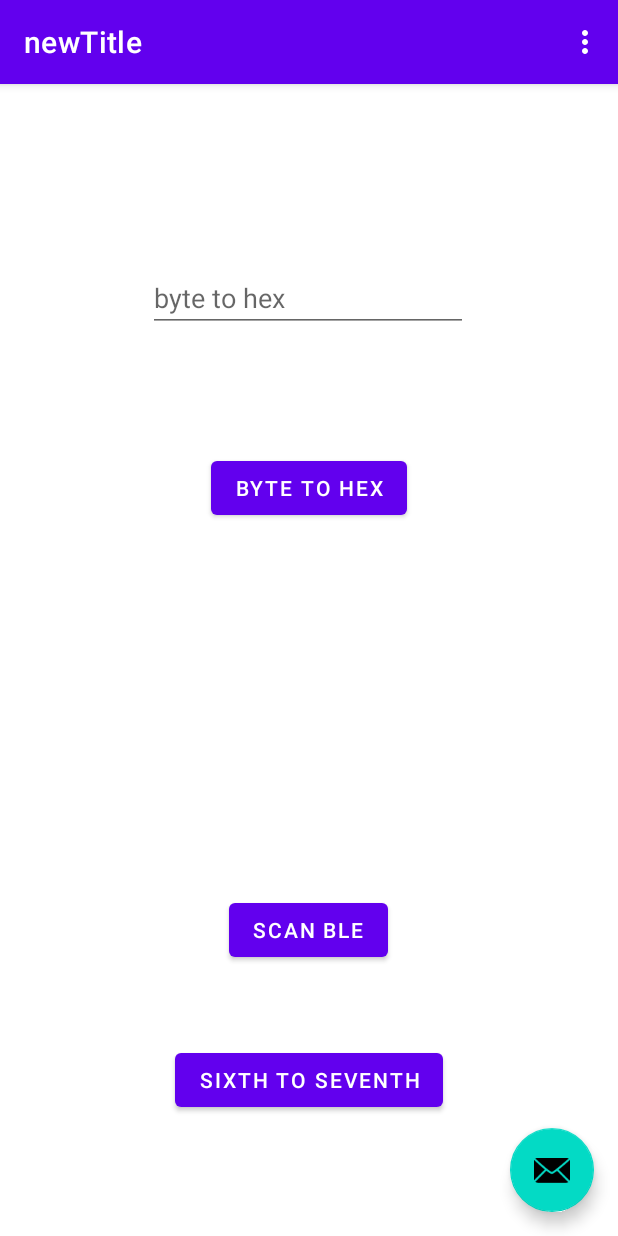
After one commit to HitomiHoshi/testingandroidjava, an Android app: the SixthFragment screen opened through its navigation route, on a phone screen of 412 x 824 dp. The commit adds this screen. Run offline under Robolectric (Android 15) with nearby library versions, the phone set to English and light mode, and no system bars; network calls fail.

Commit message:
ble, qr, http callback

```diff
--- a/app/src/main/java/com/example/testingandroidjava/activity/FifthFragment.java
+++ b/app/src/main/java/com/example/testingandroidjava/activity/FifthFragment.java
@@ -41,7 +41,7 @@ public class FifthFragment extends Fragment {
 //                        Toast.makeText(activity, result.getText(), Toast.LENGTH_SHORT).show();
                         Log.e("SCANNER", "run: " + result.getText() );
                         NavHostFragment.findNavController(FifthFragment.this)
-                                .navigate(R.id.action_fifthFragment_to_FirstFragment);
+                                .navigate(R.id.action_fifthFragment_to_seventhFragment);
                     }
                 });
             }
@@ -64,7 +64,7 @@ public class FifthFragment extends Fragment {
             @Override
             public void onClick(View view) {
                 NavHostFragment.findNavController(FifthFragment.this)
-                        .navigate(R.id.action_fifthFragment_to_FirstFragment);
+                        .navigate(R.id.action_fifthFragment_to_seventhFragment);
             }
         });
     }
--- /dev/null
+++ b/app/src/main/java/com/example/testingandroidjava/activity/SixthFragment.java
@@ -0,0 +1,136 @@
+package com.example.testingandroidjava.activity;
+
+import android.bluetooth.BluetoothAdapter;
+import android.bluetooth.BluetoothManager;
+import android.bluetooth.le.BluetoothLeScanner;
+import android.bluetooth.le.ScanCallback;
+import android.bluetooth.le.ScanResult;
+import android.content.Context;
+import android.content.Intent;
+import android.os.Build;
+import android.os.Bundle;
+import android.os.Handler;
+import android.util.Log;
+import android.view.LayoutInflater;
+import android.view.View;
+import android.view.ViewGroup;
+import android.widget.Button;
+import android.widget.EditText;
+
+import androidx.annotation.NonNull;
+import androidx.annotation.RequiresApi;
+import androidx.fragment.app.Fragment;
+import androidx.navigation.fragment.NavHostFragment;
+
+import com.example.testingandroidjava.FirstFragment;
+import com.example.testingandroidjava.R;
+
+import java.util.Arrays;
+
+@RequiresApi(api = Build.VERSION_CODES.LOLLIPOP)
+public class SixthFragment extends Fragment {
+    int REQUEST_ENABLE_BT = 0;
+
+    private BluetoothLeScanner bluetoothLeScanner =
+            BluetoothAdapter.getDefaultAdapter().getBluetoothLeScanner();
+    private boolean mScanning;
+    private Handler handler = new Handler();
+
+    // Stops scanning after 10 seconds.
+    private static final long SCAN_PERIOD = 10000;
+//    private LeDeviceListAdapter leDeviceListAdapter;
+
+    // Device scan callback.
+    private ScanCallback leScanCallback =
+            new ScanCallback() {
+                @Override
+                public void onScanResult(int callbackType, ScanResult result) {
+                    super.onScanResult(callbackType, result);
+                    Log.e("BLE", "onScanResult: " + result.getDevice().getName() );
+                    Log.e("BLE", "onScanResult: " + result.getDevice().getAddress() );
+                    byte[] mScanRecord = result.getScanRecord().getBytes();
+                    final StringBuilder stringBuilder = new StringBuilder(mScanRecord.length*2);
+                    for (byte byteChar : mScanRecord) { stringBuilder.append(String.format("%02x", byteChar));}
+                    String advData = stringBuilder.toString();
+                    Log.e("BLE", "onScanResult: " + Arrays.toString(result.getScanRecord().getBytes()));
+                    Log.e("BLE", "onScanResult: " +  advData);
+//                    leDeviceListAdapter.addDevice(result.getDevice());
+//                    leDeviceListAdapter.notifyDataSetChanged();
+                }
+                @Override
+                public void onScanFailed(int errorCode) {
+                    super.onScanFailed(errorCode);
+                    Log.i("BLE", "error");
+                }
+            };
+    private void scanLeDevice() {
+        if (!mScanning) {
+            // Stops scanning after a pre-defined scan period.
+            handler.postDelayed(new Runnable() {
+                @Override
+                public void run() {
+                    mScanning = false;
+                    bluetoothLeScanner.stopScan(leScanCallback);
+                }
+            }, SCAN_PERIOD);
+
+            mScanning = true;
+            bluetoothLeScanner.startScan(leScanCallback);
+        } else {
+            mScanning = false;
+            bluetoothLeScanner.stopScan(leScanCallback);
+        }
+    }
+
+    @Override
+    public View onCreateView(
+            LayoutInflater inflater, ViewGroup container,
+            Bundle savedInstanceState
+    ) {
+        // Inflate the layout for this fragment
+        return inflater.inflate(R.layout.fragment_sixth, container, false);
+    }
+
+    public void onViewCreated(@NonNull View view, Bundle savedInstanceState) {
+        super.onViewCreated(view, savedInstanceState);
+        EditText inputByte = view.findViewById(R.id.text_byte_to_hex);
+        Button byteToHexButton = view.findViewById(R.id.button_bye_to_hex);
+        // Initializes Bluetooth adapter.
+        final BluetoothManager bluetoothManager = (BluetoothManager) getActivity().getSystemService(Context.BLUETOOTH_SERVICE);
+        BluetoothAdapter bluetoothAdapter = bluetoothManager.getAdapter();
+
+        // Ensures Bluetooth is available on the device and it is enabled. If not,
+        // displays a dialog requesting user permission to enable Bluetooth.
+        if (bluetoothAdapter == null || !bluetoothAdapter.isEnabled()) {
+            Intent enableBtIntent = new Intent(BluetoothAdapter.ACTION_REQUEST_ENABLE);
+            startActivityForResult(enableBtIntent, REQUEST_ENABLE_BT);
+        }
+
+        view.findViewById(R.id.sixth_to_first_button).setOnClickListener(new View.OnClickListener() {
+            @Override
+            public void onClick(View view) {
+                NavHostFragment.findNavController(SixthFragment.this)
+                        .navigate(R.id.action_sixthFragment_to_FirstFragment);
+            }
+        });
+
+        byteToHexButton.setOnClickListener(new View.OnClickListener() {
+            @Override
+            public void onClick(View view) { // 2, 1, 6, // 9, 8, 105, 83, 101, 110, 115, 111, 114, 32, // 9, -1,
+                byte[] mScanRecord = {16, -38, 127, 39, 70, 2, -115, 101, 0, 0, 0, 0, 0, 0, 0, 0, 0, 0, 0, 0, 0, 0, 0, 0, 0, 0, 0, 0, 0, 0, 0, 0, 0, 0, 0, 0, 0, 0, 0, 0, 0, 0, 0, 0, 0, 0, 0};
+                final StringBuilder stringBuilder = new StringBuilder(mScanRecord.length*2);
+                for (byte byteChar : mScanRecord) { stringBuilder.append(String.format("%02x", byteChar));}
+                String advData = stringBuilder.toString();
+                Log.e("Testing", "onScanResult: " + Arrays.toString(mScanRecord));
+                Log.e("Testing", "onScanResult: " +  advData);
+            }
+        });
+
+        view.findViewById(R.id.ble_button).setOnClickListener(new View.OnClickListener() {
+            @Override
+            public void onClick(View view) {
+                scanLeDevice();
+            }
+        });
+    }
+}
--- a/app/src/main/res/layout/fragment_fifth.xml
+++ b/app/src/main/res/layout/fragment_fifth.xml
@@ -42,7 +42,7 @@
         android:layout_width="wrap_content"
         android:layout_height="wrap_content"
         android:layout_marginBottom="124dp"
-        android:text="@string/fifth_to_first"
+        android:text="@string/fifth_to_sixth"
         app:layout_constraintBottom_toBottomOf="parent"
         app:layout_constraintEnd_toEndOf="parent"
         app:layout_constraintStart_toStartOf="parent" />
--- /dev/null
+++ b/app/src/main/res/layout/fragment_sixth.xml
@@ -0,0 +1,53 @@
+<?xml version="1.0" encoding="utf-8"?>
+<androidx.constraintlayout.widget.ConstraintLayout xmlns:android="http://schemas.android.com/apk/res/android"
+    xmlns:app="http://schemas.android.com/apk/res-auto"
+    xmlns:tools="http://schemas.android.com/tools"
+    android:layout_width="match_parent"
+    android:layout_height="match_parent"
+    tools:context=".activity.SixthFragment">
+
+    <Button
+        android:id="@+id/sixth_to_first_button"
+        android:layout_width="wrap_content"
+        android:layout_height="wrap_content"
+        android:layout_marginBottom="80dp"
+        android:text="@string/sixth_to_seventh"
+        app:layout_constraintBottom_toBottomOf="parent"
+        app:layout_constraintEnd_toEndOf="parent"
+        app:layout_constraintStart_toStartOf="parent" />
+
+    <Button
+        android:id="@+id/ble_button"
+        android:layout_width="wrap_content"
+        android:layout_height="wrap_content"
+        android:layout_marginBottom="52dp"
+        android:text="@string/scan_ble"
+        app:layout_constraintBottom_toTopOf="@+id/sixth_to_first_button"
+        app:layout_constraintEnd_toEndOf="parent"
+        app:layout_constraintHorizontal_bias="0.498"
+        app:layout_constraintStart_toStartOf="parent" />
+
+    <EditText
+        android:id="@+id/text_byte_to_hex"
+        android:layout_width="wrap_content"
+        android:layout_height="wrap_content"
+        android:layout_marginTop="120dp"
+        android:ems="10"
+        android:hint="@string/byte_to_hex"
+        android:inputType="textPersonName"
+        app:layout_constraintEnd_toEndOf="parent"
+        app:layout_constraintHorizontal_bias="0.497"
+        app:layout_constraintStart_toStartOf="parent"
+        app:layout_constraintTop_toTopOf="parent"
+        android:importantForAutofill="no" />
+
+    <Button
+        android:id="@+id/button_bye_to_hex"
+        android:layout_width="wrap_content"
+        android:layout_height="wrap_content"
+        android:layout_marginTop="80dp"
+        android:text="@string/byte_to_hex"
+        app:layout_constraintEnd_toEndOf="parent"
+        app:layout_constraintStart_toStartOf="parent"
+        app:layout_constraintTop_toBottomOf="@+id/text_byte_to_hex" />
+</androidx.constraintlayout.widget.ConstraintLayout>
--- a/app/src/main/res/navigation/nav_graph.xml
+++ b/app/src/main/res/navigation/nav_graph.xml
@@ -49,7 +49,25 @@
         android:label="fragment_fifth"
         tools:layout="@layout/fragment_fifth" >
         <action
-            android:id="@+id/action_fifthFragment_to_FirstFragment"
+            android:id="@+id/action_fifthFragment_to_seventhFragment"
+            app:destination="@id/seventhFragment" />
+    </fragment>
+    <fragment
+        android:id="@+id/sixthFragment"
+        android:name="com.example.testingandroidjava.activity.SixthFragment"
+        android:label="fragment_sixth"
+        tools:layout="@layout/fragment_sixth" >
+        <action
+            android:id="@+id/action_sixthFragment_to_FirstFragment"
             app:destination="@id/FirstFragment" />
     </fragment>
+    <fragment
+        android:id="@+id/seventhFragment"
+        android:name="com.example.testingandroidjava.activity.SeventhFragment"
+        android:label="fragment_seventh"
+        tools:layout="@layout/fragment_seventh" >
+        <action
+            android:id="@+id/action_seventhFragment_to_sixthFragment"
+            app:destination="@id/sixthFragment" />
+    </fragment>
 </navigation>
--- a/app/src/main/res/values/strings.xml
+++ b/app/src/main/res/values/strings.xml
@@ -11,14 +11,20 @@
     <string name="second_to_third">Second To Third</string>
     <string name="third_to_fourth">Third To Fourth</string>
     <string name="fourth_to_fifth">Fourth To Fifth</string>
-    <string name="fifth_to_first">Fifth To First</string>
+    <string name="fifth_to_sixth">Fifth To Sixth</string>
+    <string name="sixth_to_seventh">Sixth To Seventh</string>
+    <string name="seventh_to_first">Seventh To First</string>
 
     <string name="request_http">Request HTTP</string>
     <string name="generate_qrcode">Generate QR Code</string>
+    <string name="scan_ble">Scan Ble</string>
+    <string name="byte_to_hex">byte to hex</string>
 
     <string name="hello_first_fragment">Hello first fragment</string>
     <string name="hello_second_fragment">Hello second fragment. Arg: %1$s</string>
     <string name="hello_third_fragment">Hello third fragment</string>
     <string name="hello_fourth_fragment">Hello fourth fragment</string>
     <string name="hello_fifth_fragment">Hello fifth fragment</string>
+    <string name="hello_sixth_fragment">Hello sixth fragment</string>
+    <string name="hello_seventh_fragment">Hello seventh fragment</string>
 </resources>
```
Also changed, not shown: app/src/main/AndroidManifest.xml (+8 -2 lines), app/src/main/java/com/example/testingandroidjava/ServerCallback.java (added, +8 -0 lines), app/src/main/java/com/example/testingandroidjava/activity/SeventhFragment.java (added, +74 -0 lines), app/src/main/java/com/example/testingandroidjava/activity/httpRequestService.java (added, +52 -0 lines), app/src/main/res/layout/fragment_seventh.xml (added, +50 -0 lines).
